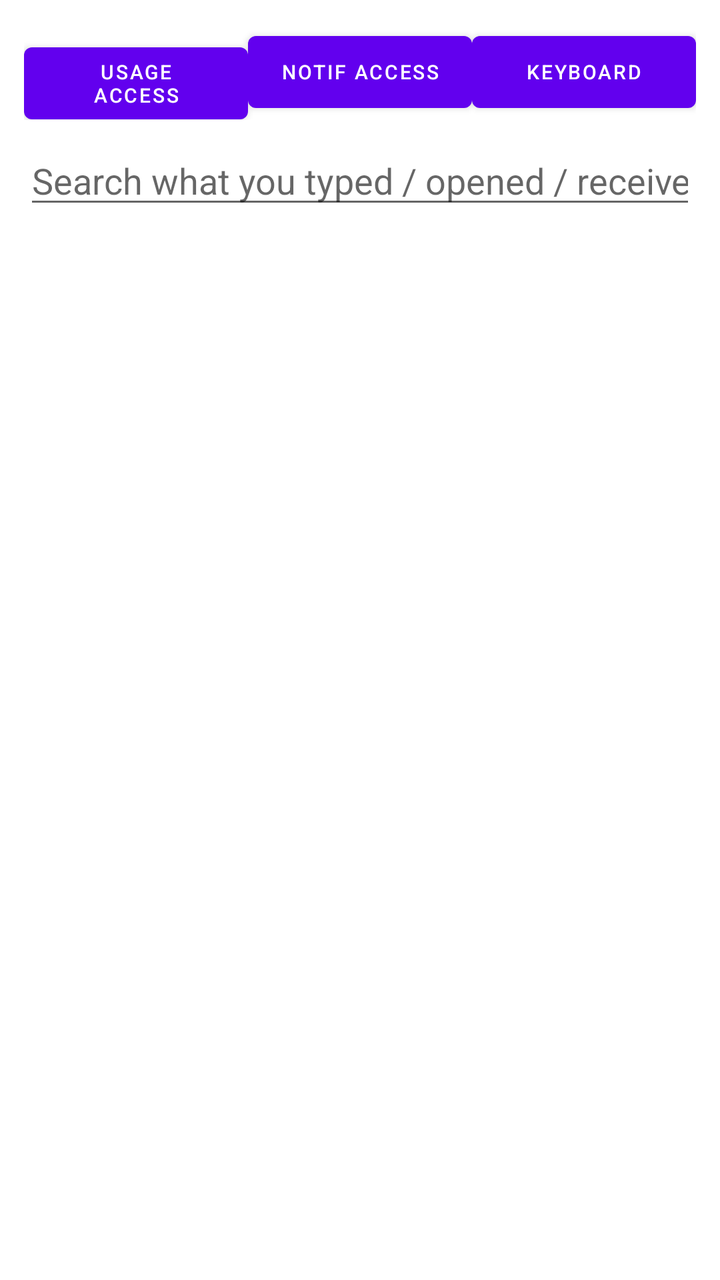
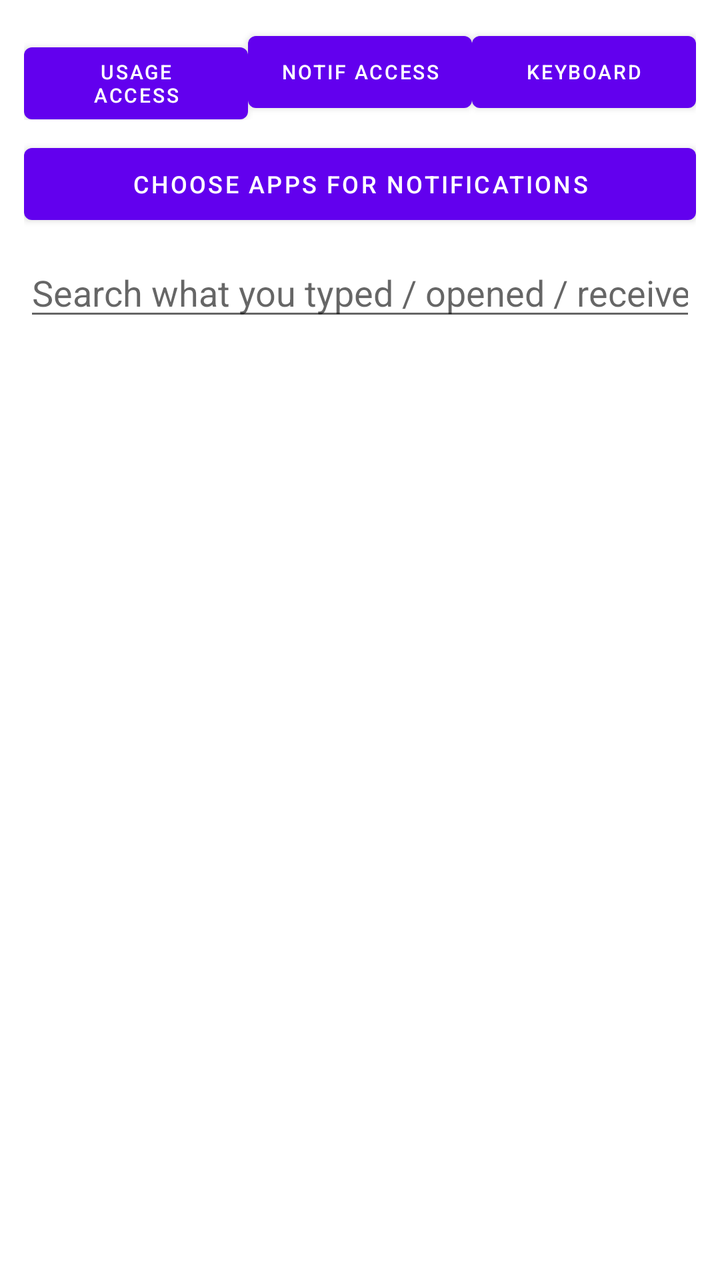

An Android layout rendered at two revisions. The XML below is the earlier revision; the diff shows what the commit changed to produce the second picture.
<!-- AndroidManifest.xml: application theme Theme.ActivityLog -->
<!-- res/layout/activity_main.xml -->
<?xml version="1.0" encoding="utf-8"?>
<LinearLayout xmlns:android="http://schemas.android.com/apk/res/android"
    android:layout_width="match_parent"
    android:layout_height="match_parent"
    android:orientation="vertical"
    android:padding="12dp">

    <LinearLayout
        android:layout_width="match_parent"
        android:layout_height="wrap_content"
        android:orientation="horizontal"
        android:layout_marginBottom="8dp">

        <Button
            android:id="@+id/btn_usage_access"
            android:layout_width="0dp"
            android:layout_height="wrap_content"
            android:layout_weight="1"
            android:text="Usage Access"
            android:textSize="10sp" />

        <Button
            android:id="@+id/btn_notif_access"
            android:layout_width="0dp"
            android:layout_height="wrap_content"
            android:layout_weight="1"
            android:text="Notif Access"
            android:textSize="10sp" />

        <Button
            android:id="@+id/btn_keyboard"
            android:layout_width="0dp"
            android:layout_height="wrap_content"
            android:layout_weight="1"
            android:text="Keyboard"
            android:textSize="10sp" />
    </LinearLayout>

    <EditText
        android:id="@+id/search_box"
        android:layout_width="match_parent"
        android:layout_height="wrap_content"
        android:hint="Search what you typed / opened / received"
        android:inputType="text"
        android:layout_marginBottom="8dp" />

    <ListView
        android:id="@+id/entry_list"
        android:layout_width="match_parent"
        android:layout_height="0dp"
        android:layout_weight="1" />

</LinearLayout>
<!-- resources referenced by this layout -->
<resources>
  <style name="Theme.ActivityLog" parent="Theme.MaterialComponents.DayNight.NoActionBar" />
</resources>

<!-- the commit's change to res/layout/activity_main.xml (unified diff, before → after) -->
@@ -36,6 +36,14 @@
             android:textSize="10sp" />
     </LinearLayout>
 
+    <Button
+        android:id="@+id/btn_notif_filter"
+        android:layout_width="match_parent"
+        android:layout_height="wrap_content"
+        android:text="Choose Apps for Notifications"
+        android:textSize="12sp"
+        android:layout_marginBottom="8dp" />
+
     <EditText
         android:id="@+id/search_box"
         android:layout_width="match_parent"
